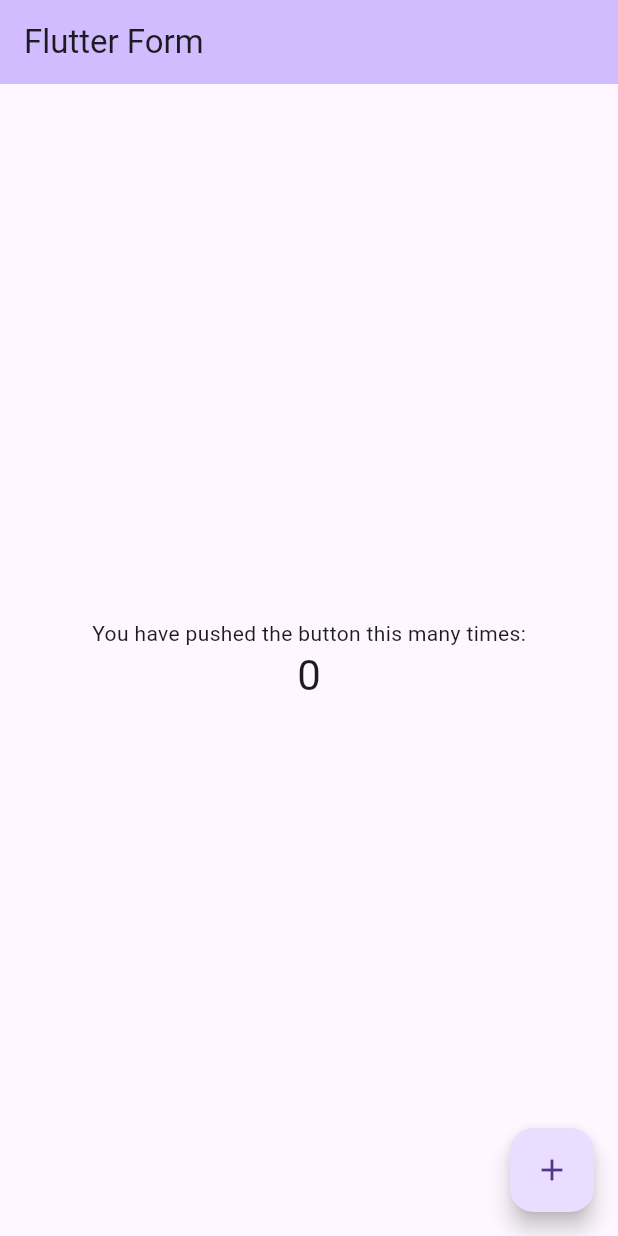
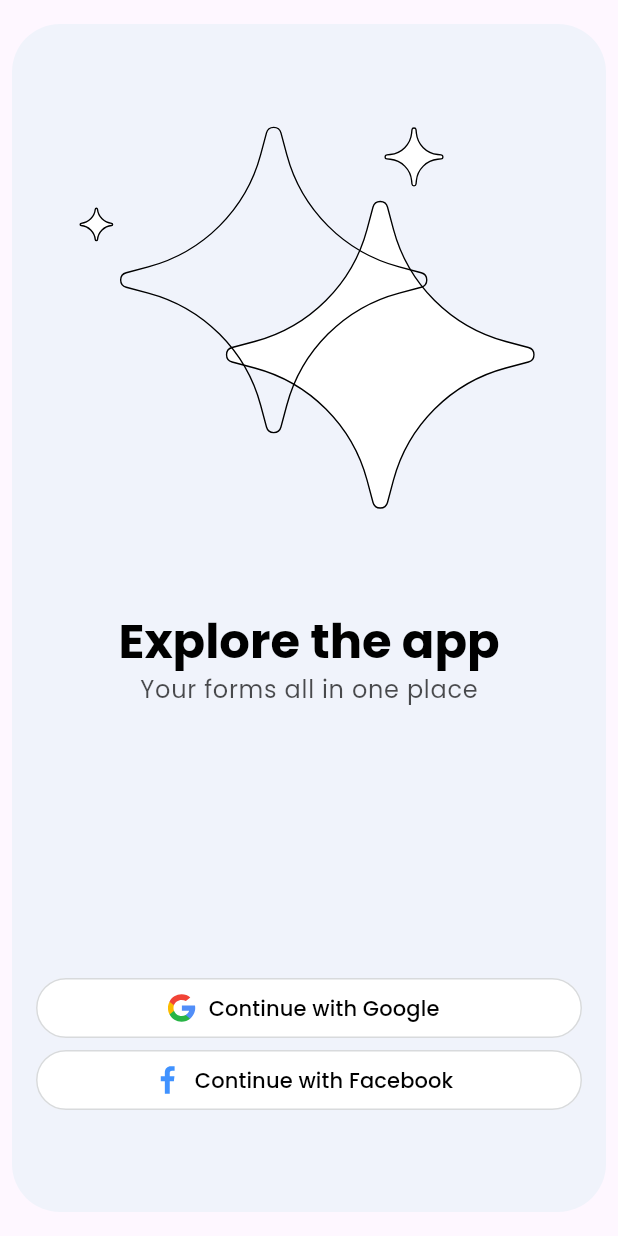
Before and after one commit to logickoder/simple_flutter_form, a Flutter app: the screen it shows after launch, on a phone screen of 412 x 824 dp. Run offline on Flutter 3.47's test engine with Material 3 defaults, Android fonts, the phone set to English and light mode, and no system bars; our stand-ins replace flutter_svg, google_fonts.

Commit message:
feat(auth): create ui

```diff
--- /dev/null
+++ b/lib/app/asset.dart
@@ -0,0 +1,7 @@
+class AppAsset {
+  /// Icons
+  static const _icons = 'assets/icons';
+  static const authStarIcon = '$_icons/auth_star.svg';
+  static const googleIcon = '$_icons/google.svg';
+  static const facebookIcon = '$_icons/facebook.svg';
+}
--- /dev/null
+++ b/lib/app/route.dart
@@ -0,0 +1,11 @@
+import 'package:flutter/widgets.dart';
+
+import '../auth/auth_screen.dart';
+
+class AppRoute {
+  static const auth = '/';
+
+  static Map<String, WidgetBuilder> routes = {
+    auth: (_) => const AuthScreen(),
+  };
+}
--- a/lib/app/theme.dart
+++ b/lib/app/theme.dart
@@ -1,72 +1,114 @@
 import 'package:flutter/material.dart';
+import 'package:google_fonts/google_fonts.dart';
 
-class AppColors extends ThemeExtension<AppColors> {
-  const AppColors({
+class AppTheme {
+  static final light = _get(
+    color: const AppColor(
+      primary: Color(0xFF000000),
+      background: Color(0xFFFFFFFF),
+      card: Color(0xFFF0F3FB),
+      title: Color(0xFF000000),
+      body: Color(0xB2000000),
+      border: Color(0xFFD8DADC),
+    ),
+    base: ThemeData.light(),
+  );
+
+  static final dark = _get(
+    color: const AppColor(
+      primary: Color(0xFFFFFFFF),
+      background: Color(0xFF000000),
+      card: Color(0xFFF0F3FB),
+      title: Color(0xFFFFFFFF),
+      body: Color(0xB2FFFFFF),
+      border: Color(0xFFD8DADC),
+    ),
+    base: ThemeData.dark(),
+  );
+
+  static ThemeData _get({required AppColor color, required ThemeData base}) {
+    return base.copyWith(
+      textTheme: GoogleFonts.poppinsTextTheme().apply(
+        bodyColor: color.body,
+        displayColor: color.body,
+      ),
+      colorScheme: ColorScheme.fromSeed(
+        seedColor: color.primary,
+        background: color.background,
+        surface: color.card,
+        onSurface: color.body,
+        onBackground: color.body,
+      ),
+      extensions: [
+        color,
+      ],
+      outlinedButtonTheme: OutlinedButtonThemeData(
+        style: OutlinedButton.styleFrom(
+          foregroundColor: color.title,
+          backgroundColor: color.background,
+          side: BorderSide(color: color.border),
+        ),
+      ),
+    );
+  }
+}
+
+class AppColor extends ThemeExtension<AppColor> {
+  const AppColor({
     required this.primary,
     required this.background,
     required this.card,
+    required this.title,
+    required this.body,
+    required this.border,
   });
 
   final Color primary;
   final Color background;
   final Color card;
+  final Color title;
+  final Color body;
+  final Color border;
 
-  static AppColors of(BuildContext context) {
-    return Theme.of(context).extension<AppColors>()!;
+  static AppColor of(BuildContext context) {
+    return Theme.of(context).extension<AppColor>()!;
   }
 
   @override
-  ThemeExtension<AppColors> copyWith({
+  ThemeExtension<AppColor> copyWith({
     Color? primary,
     Color? background,
     Color? card,
+    Color? title,
+    Color? body,
+    Color? border,
   }) {
-    return AppColors(
+    return AppColor(
       primary: primary ?? this.primary,
       background: background ?? this.background,
       card: card ?? this.card,
+      title: title ?? this.title,
+      body: body ?? this.body,
+      border: border ?? this.border,
     );
   }
 
   @override
-  ThemeExtension<AppColors> lerp(
-    covariant ThemeExtension<AppColors>? other,
+  ThemeExtension<AppColor> lerp(
+    covariant ThemeExtension<AppColor>? other,
     double t,
   ) {
-    if (other is! AppColors) {
+    if (other is! AppColor) {
       return this;
     }
 
-    return AppColors(
+    return AppColor(
       primary: Color.lerp(primary, other.primary, t)!,
       background: Color.lerp(background, other.background, t)!,
       card: Color.lerp(card, other.card, t)!,
+      title: Color.lerp(title, other.title, t)!,
+      body: Color.lerp(body, other.body, t)!,
+      border: Color.lerp(border, other.border, t)!,
     );
   }
 }
-
-class AppTheme {
-  static final light = ThemeData.light().copyWith(
-    extensions: [
-      _lightAppColors,
-    ],
-  );
-
-  static const _lightAppColors = AppColors(
-    primary: Color(0xFF000000),
-    background: Color(0xFFFFFFFF),
-    card: Color(0xFFF0F3FB),
-  );
-
-  static final dark = ThemeData.dark().copyWith(
-    extensions: [
-      _darkAppColors,
-    ],
-  );
-
-  static const _darkAppColors = AppColors(
-    primary: Color(0xFFFFFFFF),
-    background: Color(0xFF000000),
-    card: Color(0xFFF0F3FB),
-  );
-}
--- /dev/null
+++ b/lib/auth/auth_screen.dart
@@ -0,0 +1,85 @@
+import 'package:flutter/material.dart';
+import 'package:flutter_svg/flutter_svg.dart';
+
+import '../app/asset.dart';
+import '../app/theme.dart';
+
+class AuthScreen extends StatelessWidget {
+  const AuthScreen({super.key});
+
+  @override
+  Widget build(BuildContext context) {
+    final color = AppColor.of(context);
+    final text = Theme.of(context).textTheme;
+
+    return Scaffold(
+      body: Container(
+        width: double.infinity,
+        margin: const EdgeInsets.symmetric(
+          horizontal: 8,
+          vertical: 16,
+        ),
+        padding: const EdgeInsets.symmetric(
+          horizontal: 16,
+          vertical: 32,
+        ),
+        decoration: BoxDecoration(
+          color: color.card,
+          borderRadius: BorderRadius.circular(32),
+        ),
+        child: Column(
+          children: [
+            FractionallySizedBox(
+              widthFactor: .9,
+              child: AspectRatio(
+                aspectRatio: 1,
+                child: SvgPicture.asset(
+                  AppAsset.authStarIcon,
+                  width: double.infinity,
+                ),
+              ),
+            ),
+            const SizedBox(height: 32),
+            Text(
+              'Explore the app',
+              style: text.headlineLarge?.copyWith(
+                fontWeight: FontWeight.w700,
+                color: color.title,
+              ),
+            ),
+            Text(
+              'Your forms all in one place',
+              style: text.bodyLarge,
+            ),
+            const Spacer(),
+            SizedBox(
+              width: double.infinity,
+              child: OutlinedButton.icon(
+                onPressed: () {},
+                icon: SvgPicture.asset(
+                  AppAsset.googleIcon,
+                  width: 20,
+                  height: 20,
+                ),
+                label: const Text('Continue with Google'),
+              ),
+            ),
+            SizedBox(
+              width: double.infinity,
+              child: OutlinedButton.icon(
+                onPressed: () {},
+                icon: SvgPicture.asset(
+                  AppAsset.facebookIcon,
+                  width: 20,
+                  height: 20,
+                ),
+                label: const Text('Continue with Facebook'),
+              ),
+            ),
+            const SizedBox(height: 32),
+          ],
+        ),
+      ),
+    );
+  }
+}
--- a/lib/main.dart
+++ b/lib/main.dart
@@ -1,5 +1,6 @@
 import 'package:flutter/material.dart';
 
+import 'app/route.dart';
 import 'app/theme.dart';
 
 void main() {
@@ -9,101 +10,14 @@ void main() {
 class MyApp extends StatelessWidget {
   const MyApp({super.key});
 
-  // This widget is the root of your application.
   @override
   Widget build(BuildContext context) {
     return MaterialApp(
       title: 'Flutter Form',
       theme: AppTheme.light,
-      home: const MyHomePage(title: 'Flutter Form'),
+      // darkTheme: AppTheme.dark,
+      routes: AppRoute.routes,
+      debugShowCheckedModeBanner: false,
     );
   }
 }
-
-class MyHomePage extends StatefulWidget {
-  const MyHomePage({super.key, required this.title});
-
-  // This widget is the home page of your application. It is stateful, meaning
-  // that it has a State object (defined below) that contains fields that affect
-  // how it looks.
-
-  // This class is the configuration for the state. It holds the values (in this
-  // case the title) provided by the parent (in this case the App widget) and
-  // used by the build method of the State. Fields in a Widget subclass are
-  // always marked "final".
-
-  final String title;
-
-  @override
-  State<MyHomePage> createState() => _MyHomePageState();
-}
-
-class _MyHomePageState extends State<MyHomePage> {
-  int _counter = 0;
-
-  void _incrementCounter() {
-    setState(() {
-      // This call to setState tells the Flutter framework that something has
-      // changed in this State, which causes it to rerun the build method below
-      // so that the display can reflect the updated values. If we changed
-      // _counter without calling setState(), then the build method would not be
-      // called again, and so nothing would appear to happen.
-      _counter++;
-    });
-  }
-
-  @override
-  Widget build(BuildContext context) {
-    // This method is rerun every time setState is called, for instance as done
-    // by the _incrementCounter method above.
-    //
-    // The Flutter framework has been optimized to make rerunning build methods
-    // fast, so that you can just rebuild anything that needs updating rather
-    // than having to individually change instances of widgets.
-    return Scaffold(
-      appBar: AppBar(
-        // TRY THIS: Try changing the color here to a specific color (to
-        // Colors.amber, perhaps?) and trigger a hot reload to see the AppBar
-        // change color while the other colors stay the same.
-        backgroundColor: Theme.of(context).colorScheme.inversePrimary,
-        // Here we take the value from the MyHomePage object that was created by
-        // the App.build method, and use it to set our appbar title.
-        title: Text(widget.title),
-      ),
-      body: Center(
-        // Center is a layout widget. It takes a single child and positions it
-        // in the middle of the parent.
-        child: Column(
-          // Column is also a layout widget. It takes a list of children and
-          // arranges them vertically. By default, it sizes itself to fit its
-          // children horizontally, and tries to be as tall as its parent.
-          //
-          // Column has various properties to control how it sizes itself and
-          // how it positions its children. Here we use mainAxisAlignment to
-          // center the children vertically; the main axis here is the vertical
-          // axis because Columns are vertical (the cross axis would be
-          // horizontal).
-          //
-          // TRY THIS: Invoke "debug painting" (choose the "Toggle Debug Paint"
-          // action in the IDE, or press "p" in the console), to see the
-          // wireframe for each widget.
-          mainAxisAlignment: MainAxisAlignment.center,
-          children: <Widget>[
-            const Text(
-              'You have pushed the button this many times:',
-            ),
-            Text(
-              '$_counter',
-              style: Theme.of(context).textTheme.headlineMedium,
-            ),
-          ],
-        ),
-      ),
-      floatingActionButton: FloatingActionButton(
-        onPressed: _incrementCounter,
-        tooltip: 'Increment',
-        child: const Icon(Icons.add),
-      ), // This trailing comma makes auto-formatting nicer for build methods.
-    );
-  }
-}
```
Also changed, not shown: pubspec.yaml (+6 -33 lines), assets/icons/auth_star.svg (added), assets/icons/facebook.svg (added), assets/icons/google.svg (added), pubspec.lock, 1 other file.
